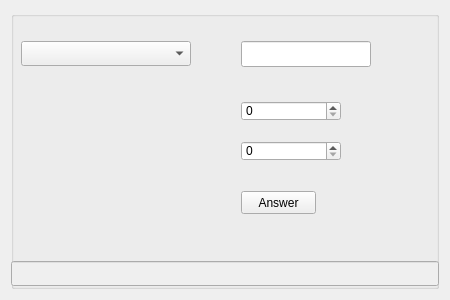
Qt form src/tasks/probability/probability_widget/probability_widget.ui (ATetiukhin/QMathematics) before a commit.
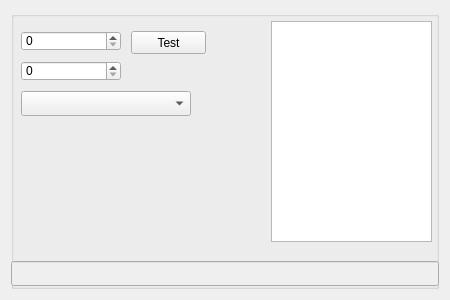
The same form after that commit.

```diff
--- a/src/tasks/probability/probability_widget/probability_widget.ui
+++ b/src/tasks/probability/probability_widget/probability_widget.ui
@@ -38,7 +38,7 @@
       <property name="geometry">
        <rect>
         <x>10</x>
-        <y>30</y>
+        <y>80</y>
         <width>170</width>
         <height>25</height>
        </rect>
@@ -60,8 +60,8 @@
      <widget class="QDoubleSpinBox" name="RightBox">
       <property name="geometry">
        <rect>
-        <x>230</x>
-        <y>130</y>
+        <x>10</x>
+        <y>50</y>
         <width>100</width>
         <height>20</height>
        </rect>
@@ -85,8 +85,8 @@
      <widget class="QDoubleSpinBox" name="LeftBox">
       <property name="geometry">
        <rect>
-        <x>230</x>
-        <y>90</y>
+        <x>10</x>
+        <y>20</y>
         <width>100</width>
         <height>20</height>
        </rect>
@@ -107,23 +107,23 @@
      <widget class="QPushButton" name="answerButton">
       <property name="geometry">
        <rect>
-        <x>230</x>
-        <y>180</y>
+        <x>120</x>
+        <y>20</y>
         <width>75</width>
         <height>23</height>
        </rect>
       </property>
       <property name="text">
-       <string>Answer</string>
+       <string>Test</string>
       </property>
      </widget>
-     <widget class="QLineEdit" name="inputLineEdit">
+     <widget class="QTextEdit" name="textEdit">
       <property name="geometry">
        <rect>
-        <x>230</x>
-        <y>30</y>
-        <width>130</width>
-        <height>26</height>
+        <x>260</x>
+        <y>10</y>
+        <width>161</width>
+        <height>221</height>
        </rect>
       </property>
      </widget>
```
